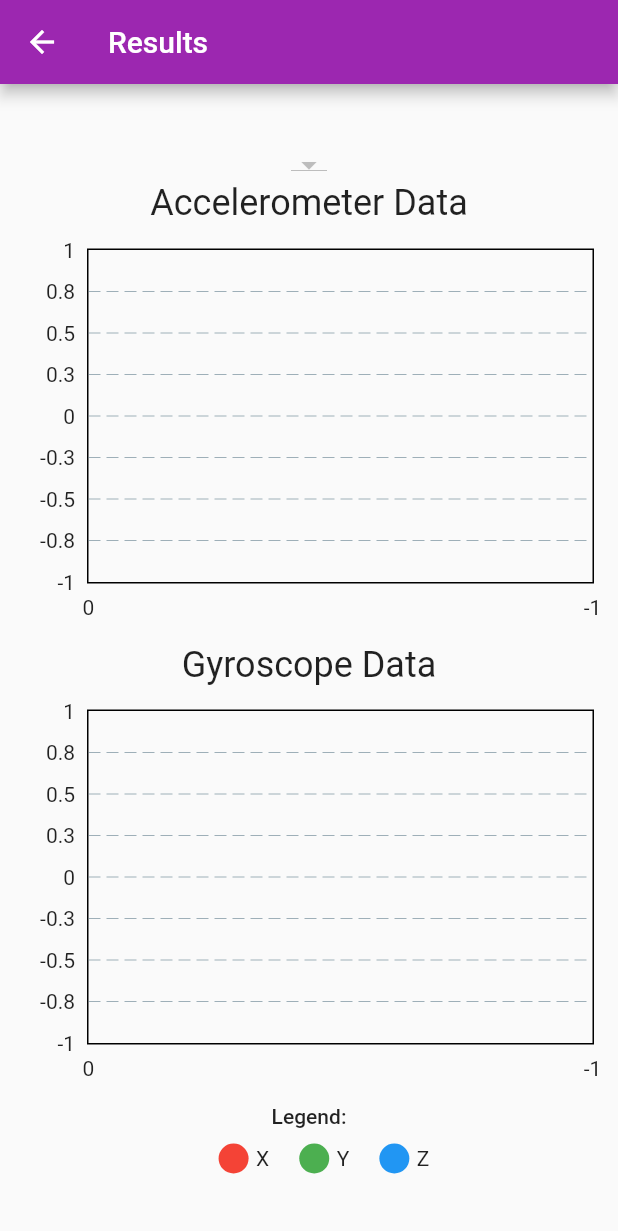
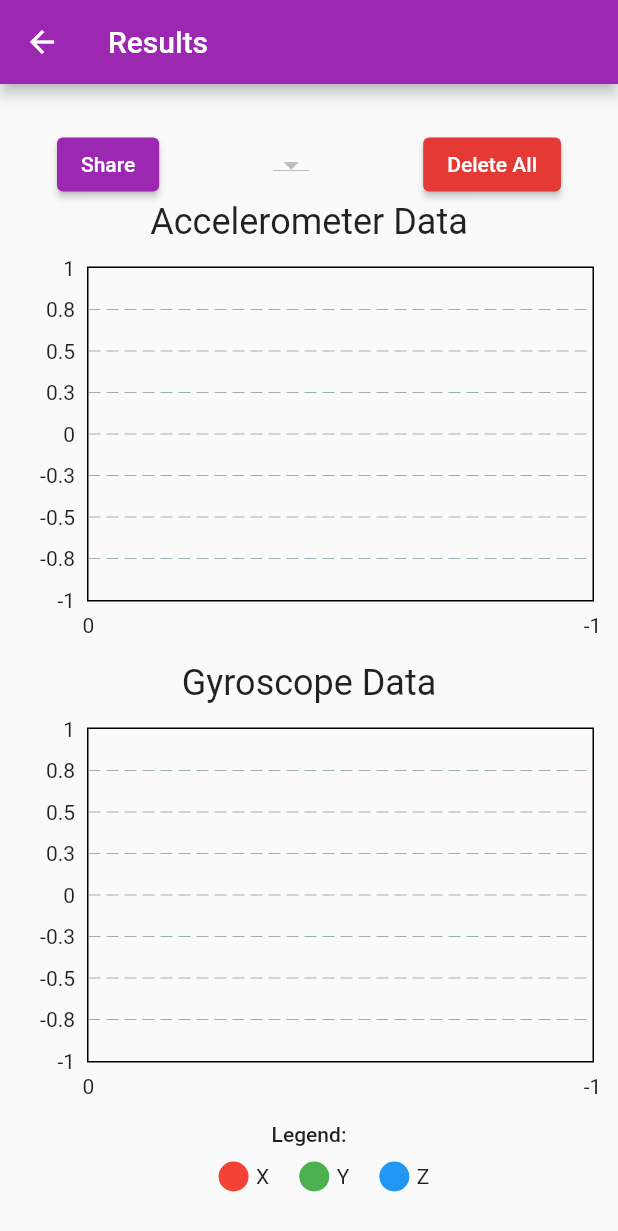
Before and after one commit to jacbn/yawning-detection, a Flutter app: the screen it shows after launch, after a tap on "View Results", on a phone screen of 412 x 824 dp. Shown: the top 1231 px of the screen. Run offline on Flutter 3.47's test engine with Material 2 defaults, Android fonts, the light colour scheme and no system bars; drawn by our look-alikes of fl_chart; our stand-ins replace permission_handler, share_plus; missing offline and left inert: esense_flutter.

Commit message:
visualiser, timestamping, file names, share/delete

```diff
--- /dev/null
+++ b/yeimu/lib/io/sensor_data_file.dart
@@ -0,0 +1,49 @@
+import 'dart:io';
+
+import 'package:yeimu/structure/sensor_reading.dart';
+
+import '../structure/timestamps.dart';
+import '../versioning/version.dart';
+
+class SensorDataFile {
+  final String filename;
+  final int version;
+  final List<SensorReading> data;
+  final List<Timestamp> timestamps;
+
+  SensorDataFile(this.filename, this.version, this.data, this.timestamps);
+
+  factory SensorDataFile.from(String filename, String fileContents) {
+    final List<String> lines = fileContents.split('\n');
+    int version = int.parse(lines[0]);
+    // TODO: lines[1] currently reserved for splitting one session into multiple files
+    final List<Timestamp> timestamps = [];
+    int numTimestamps = int.parse(lines[2]);
+    for (int i = 3; i < 3 + numTimestamps; i++) {
+      List<String> split = lines[i].split(' ');
+      timestamps.add(Timestamp.fromEventName(int.parse(split[0]), split[1]));
+    }
+    final List<SensorReading> data = [];
+    for (int i = 3 + numTimestamps; i < lines.length; i++) {
+      if (lines[i].isNotEmpty) {
+        data.add(SensorReading.fromString(lines[i]));
+      }
+    }
+
+    return SensorDataFile(filename, version, data, timestamps);
+  }
+
+  static Future<bool> save(
+    File file,
+    List<Timestamp> timestamps,
+    List<SensorReading> data,
+  ) async {
+    // first line is version, second is reserved, third is number of timestamps, then timestamps, then data
+    file.writeAsString('${Version.version}\n'
+        '\n'
+        '${timestamps.length}\n'
+        '${timestamps.map((t) => t.toString()).join('\n')}\n'
+        '${data.join('\n')}');
+    return true;
+  }
+}
--- a/yeimu/lib/main.dart
+++ b/yeimu/lib/main.dart
@@ -6,6 +6,7 @@ import 'package:permission_handler/permission_handler.dart';
 import 'package:yeimu/io/io_manager.dart';
 import 'package:yeimu/results.dart';
 import 'package:yeimu/structure/sensor_reading.dart';
+import 'package:yeimu/structure/timestamps.dart';
 
 void main() {
   runApp(const MyApp());
@@ -36,6 +37,8 @@ class MainPage extends StatefulWidget {
 
 class _MainPageState extends State<MainPage> {
   String _eSenseId = 'eSense-0662';
+  String _recordingName = '';
+  TimestampType _timestampType = TimestampType.yawn;
   late ESenseManager eSenseManager;
   late StreamSubscription connectionEvents;
   late StreamSubscription sensorEvents;
@@ -48,6 +51,7 @@ class _MainPageState extends State<MainPage> {
   String _eventsText = '';
   String _connectButtonText = 'Connect';
   final List<SensorReading> _sensorReadings = [];
+  final List<Timestamp> _timestamps = [];
 
   _MainPageState() {
     eSenseManager = ESenseManager(_eSenseId);
@@ -144,22 +148,41 @@ class _MainPageState extends State<MainPage> {
 
     setState(() {
       _isCollecting = !_isCollecting;
-      if (_isCollecting) {
+    });
+    if (_isCollecting) {
+      setState(() {
         eSenseManager.setSamplingRate(_sampleRate);
         _printEvent("Sampling rate set to $_sampleRate Hz");
 
         // add new listener to sensor event stream, with a function to add any new reading to _sensorReadings
         sensorEvents = eSenseManager.sensorEvents.listen((event) {
           _printEvent('Sensor event: $event');
-          _sensorReadings.add(SensorReading(event.accel, event.gyro));
+          _sensorReadings.add(SensorReading(event.accel ?? [], event.gyro ?? []));
         });
+
+        _sensorReadings.clear();
+        _timestamps.clear();
         _recordIcon = const Icon(Icons.save);
-      } else {
-        sensorEvents.cancel();
-        IOManager.saveData(SensorReading.sensorReadingsToString(_sensorReadings));
+      });
+    } else {
+      sensorEvents.cancel();
+      //must be outside of setState
+      await IOManager.saveData(
+          (_recordingName.isEmpty) ? null : _recordingName.trim(), _sensorReadings, _timestamps);
+      setState(() {
         _recordIcon = const Icon(Icons.play_arrow);
-      }
-    });
+        _sensorReadings.clear();
+        _timestamps.clear();
+      });
+    }
+  }
+
+  void addTimestamp() {
+    if (_isCollecting) {
+      setState(() {
+        _timestamps.add(Timestamp(_sensorReadings.length, _timestampType));
+      });
+    }
   }
 
   @override
@@ -168,7 +191,7 @@ class _MainPageState extends State<MainPage> {
       appBar: AppBar(
         title: Text(widget.title),
       ),
-      body: Center(
+      body: SingleChildScrollView(
         child: Column(
           mainAxisAlignment: MainAxisAlignment.start,
           children: <Widget>[
@@ -204,6 +227,7 @@ class _MainPageState extends State<MainPage> {
               mainAxisSpacing: 30,
               childAspectRatio: 2.8,
               shrinkWrap: true,
+              physics: const NeverScrollableScrollPhysics(),
               padding: const EdgeInsets.all(10),
               children: [
                 SizedBox(
@@ -240,8 +264,15 @@ class _MainPageState extends State<MainPage> {
                   style: ButtonStyle(
                       backgroundColor: MaterialStateProperty.all(Theme.of(context).primaryColor)),
                   onPressed: () {
-                    Navigator.push(context,
-                        MaterialPageRoute(builder: (context) => Results(data: _sensorReadings)));
+                    Navigator.push(
+                      context,
+                      MaterialPageRoute(
+                        builder: (context) => Results(
+                          data: _sensorReadings,
+                          timestamps: _timestamps,
+                        ),
+                      ),
+                    );
                   },
                   child: const Text("View Results", style: TextStyle(color: Colors.white)),
                 ),
@@ -252,6 +283,7 @@ class _MainPageState extends State<MainPage> {
                   onPressed: () {
                     setState(() {
                       _sensorReadings.clear();
+                      _timestamps.clear();
                       _eventsText = '';
                     });
                   },
@@ -276,6 +308,54 @@ class _MainPageState extends State<MainPage> {
                     ),
                   ),
                 ),
+              ),
+            ),
+            const Text("Timestamp:"),
+            Row(
+              mainAxisAlignment: MainAxisAlignment.center,
+              children: [
+                // timestamp dropdown menu
+                DropdownButton<String>(
+                  value: _timestampType.string,
+                  items: TimestampType.values
+                      .map((type) => DropdownMenuItem<String>(
+                            value: type.string,
+                            // title case the string for display
+                            child: Text(type.string
+                                .replaceRange(0, 1, type.string.substring(0, 1).toUpperCase())),
+                          ))
+                      .toList(),
+                  onChanged: (value) => setState(() {
+                    _timestampType = Timestamp.eventFromString(value ?? TimestampType.other.string);
+                  }),
+                ),
+                const SizedBox(width: 10),
+                // add timestamp button
+                ElevatedButton(
+                  style: ButtonStyle(
+                      backgroundColor: MaterialStateProperty.all(Theme.of(context).primaryColor)),
+                  onPressed: () {
+                    addTimestamp();
+                  },
+                  child: const Text("Add", style: TextStyle(color: Colors.white)),
+                ),
+              ],
+            ),
+            const SizedBox(height: 30),
+            Padding(
+              padding: const EdgeInsets.only(left: 100, right: 100, top: 20),
+              child: TextFormField(
+                initialValue: _recordingName,
+                decoration: const InputDecoration(
+                    border: OutlineInputBorder(),
+                    labelText: 'Recording Name',
+                    isDense: true,
+                    contentPadding: EdgeInsets.all(16.0)),
+                onChanged: (text) {
+                  setState(() {
+                    _recordingName = text;
+                  });
+                },
               ),
             ),
           ],
--- a/yeimu/lib/results.dart
+++ b/yeimu/lib/results.dart
@@ -2,14 +2,17 @@ import 'dart:async';
 import 'dart:math';
 import 'package:fl_chart/fl_chart.dart';
 import 'package:flutter/material.dart';
-import 'package:collection/collection.dart';
+import 'package:share_plus/share_plus.dart';
+import 'package:yeimu/io/sensor_data_file.dart';
 
 import 'io/io_manager.dart';
 import 'structure/sensor_reading.dart';
+import 'structure/timestamps.dart';
 
 class Results extends StatefulWidget {
-  Results({super.key, required this.data});
-  List<SensorReading> data;
+  const Results({super.key, required this.data, required this.timestamps});
+  final List<SensorReading> data;
+  final List<Timestamp> timestamps;
 
   @override
   State<Results> createState() => _ResultsState();
@@ -18,20 +21,59 @@ class Results extends StatefulWidget {
 class _ResultsState extends State<Results> {
   List<Color> axisColors = [Colors.red, Colors.green, Colors.blue];
   String? dropdownValue;
+  List<VerticalRangeAnnotation> _timestampAnnotations = [];
 
   Future<List<DropdownMenuItem<String>>> getSavedData() async {
-    List<String> files = await IOManager.listCompatibleFiles();
+    List<String> files = await IOManager.listCompatibleFilenames();
     return files
         .map((String file) => DropdownMenuItem<String>(value: file, child: Text(file)))
         .toList();
   }
 
-  void updateCurrentFile(newFile) async {
-    String data = await IOManager.loadData(newFile);
+  void updateCurrentFile(String newFile) async {
+    SensorDataFile file = await IOManager.loadData(newFile);
+
     setState(() {
       dropdownValue = newFile;
-      widget.data = SensorReading.stringToSensorReadings(data);
+      widget.data.clear();
+      widget.data.addAll(file.data);
+      widget.timestamps.clear();
+      widget.timestamps.addAll(file.timestamps);
+
+      _timestampAnnotations = file.timestamps
+          .map((t) => VerticalRangeAnnotation(
+                x1: max(0, t.time.toDouble() - file.data.length / 200),
+                x2: min(widget.data.length - 1, t.time.toDouble() + file.data.length / 200),
+                color: Colors.black.withOpacity(0.8),
+              ))
+          .toList();
     });
+  }
+
+  void _confirmDeleteAllFiles() {
+    // confirm dialog
+    showDialog(
+      context: context,
+      builder: (BuildContext context) {
+        return AlertDialog(
+          title: const Text('Delete all files?'),
+          content: const Text('This cannot be undone.'),
+          actions: <Widget>[
+            TextButton(
+              onPressed: () => Navigator.of(context).pop(),
+              child: const Text('Cancel'),
+            ),
+            TextButton(
+              onPressed: () {
+                IOManager.deleteAllFiles();
+                Navigator.of(context).pop();
+              },
+              child: const Text('Delete'),
+            ),
+          ],
+        );
+      },
+    );
   }
 
   @override
@@ -43,6 +85,17 @@ class _ResultsState extends State<Results> {
       body: Column(
         mainAxisAlignment: MainAxisAlignment.center,
         children: [
+          Row(
+            mainAxisAlignment: MainAxisAlignment.spaceAround,
+            children: [
+              ElevatedButton(
+                style: ButtonStyle(
+                    backgroundColor: MaterialStateProperty.all(Theme.of(context).primaryColor)),
+                onPressed: () {
+                  IOManager.shareAllFiles();
+                },
+                child: const Text("Share", style: TextStyle(color: Colors.white)),
+              ),
               FutureBuilder(
                 future: getSavedData(),
                 builder: (BuildContext context, AsyncSnapshot snapshot) {
@@ -50,14 +103,28 @@ class _ResultsState extends State<Results> {
                     return DropdownButton(
                       value: dropdownValue,
                       items: snapshot.data,
-                    onChanged: updateCurrentFile,
+                      onChanged: (String? s) {
+                        if (s != null) {
+                          updateCurrentFile(s);
+                        }
+                      },
                     );
                   } else if (snapshot.hasError) {
                     return Text('Error: ${snapshot.error}');
                   } else {
                     return const CircularProgressIndicator();
                   }
-              }),
+                },
+              ),
+              ElevatedButton(
+                style: ButtonStyle(backgroundColor: MaterialStateProperty.all(Colors.red[600])),
+                onPressed: () {
+                  _confirmDeleteAllFiles();
+                },
+                child: const Text("Delete All", style: TextStyle(color: Colors.white)),
+              ),
+            ],
+          ),
           Text('Accelerometer Data', style: Theme.of(context).textTheme.headline5),
           Padding(
             padding: const EdgeInsets.only(left: 0, top: 8, right: 8, bottom: 2),
@@ -136,26 +203,28 @@ class _ResultsState extends State<Results> {
   }
 
   LineChartData accelData(List<SensorReading> allData) {
-    List<LineChartBarData> gyroAxisReadings = getIMUReadings(allData, (v) => v.accel);
-    return makeLineChartData(gyroAxisReadings, allData.length);
+    List<LineChartBarData> accelAxisReadings = getIMUReadings(allData, (v) => v.accel);
+    return makeLineChartData(accelAxisReadings, allData.length);
   }
 
   List<LineChartBarData> getIMUReadings(List<SensorReading> allData, Function sensorReadingToAxes) {
     // for each IMU field, for each axis (x, y, z), map allData to the list of values for that axis
-    List<LineChartBarData> gyroAxisReadings = axisColors
-        .mapIndexed(
-          (chartId, col) => LineChartBarData(
-            spots: allData
-                .mapIndexed(
-                    (i, v) => FlSpot(i.toDouble(), sensorReadingToAxes(v)![chartId].toDouble()))
-                .toList(),
+    List<LineChartBarData> axisReadings = [];
+    for (int axis = 0; axis < axisColors.length; axis++) {
+      List<FlSpot> values = [];
+      for (int i = 0; i < allData.length; i++) {
+        List<int> sensorReading = sensorReadingToAxes(allData[i]);
+        values.add(FlSpot(i.toDouble(), sensorReading[axis].toDouble()));
+      }
+      LineChartBarData reading = LineChartBarData(
+        spots: values,
         isCurved: true,
         isStrokeCapRound: true,
-            color: col,
-          ),
-        )
-        .toList();
-    return gyroAxisReadings;
+        color: axisColors[axis],
+      );
+      axisReadings.add(reading);
+    }
+    return axisReadings;
   }
 
   LineChartData makeLineChartData(List<LineChartBarData> data, int numPoints) {
@@ -194,6 +263,15 @@ class _ResultsState extends State<Results> {
           ),
         ),
       ),
+      rangeAnnotations: RangeAnnotations(
+        verticalRangeAnnotations: [
+          VerticalRangeAnnotation(
+            x1: 0,
+            x2: numPoints - 1.0,
+            color: Colors.grey.withOpacity(0.1),
+          ),
+        ].followedBy(_timestampAnnotations).toList(),
+      ),
     );
   }
 }
--- a/yeimu/lib/structure/file_metadata.dart
+++ /dev/null
@@ -1,6 +0,0 @@
-class FileMetadata {
-  final int version;
-  final int numFiles;
-
-  FileMetadata(this.version, this.numFiles);
-}
--- /dev/null
+++ b/yeimu/lib/structure/timestamps.dart
@@ -0,0 +1,38 @@
+enum TimestampType {
+  yawn,
+  other,
+}
+
+class Timestamp {
+  int time;
+  TimestampType type;
+
+  Timestamp(this.time, this.type);
+  Timestamp.fromEventName(this.time, String eventName) : type = eventFromString(eventName);
+
+  @override
+  String toString() {
+    return '$time ${type.string}';
+  }
+
+  // can't add functions to an enum with extensions so this must be in the Timestamp class instead
+  static TimestampType eventFromString(String s) {
+    switch (s) {
+      case 'yawn':
+        return TimestampType.yawn;
+      default:
+        return TimestampType.other;
+    }
+  }
+}
+
+extension StringOps on TimestampType {
+  String get string {
+    switch (this) {
+      case TimestampType.yawn:
+        return 'yawn';
+      case TimestampType.other:
+        return 'other';
+    }
+  }
+}
--- a/yeimu/lib/versioning/version.dart
+++ b/yeimu/lib/versioning/version.dart
@@ -1,4 +1,4 @@
 class Version {
-  static int version = 1; // update when any change to saved file structure occurs
-  static int lowestCompatibleVersion = 1; // update when file format becomes incompatible
+  static int version = 3; // update when any change to saved file structure occurs
+  static int lowestCompatibleVersion = 3; // update when file format becomes incompatible
 }
--- a/yeimu/pubspec.yaml
+++ b/yeimu/pubspec.yaml
@@ -39,6 +39,7 @@ dependencies:
   fl_chart: ^0.55.2
   collection: ^1.16.0
   path_provider: ^2.0.11
+  share_plus: ^6.2.0
 
 dev_dependencies:
   flutter_test:
```
Also changed, not shown: yeimu/lib/io/io_manager.dart (+40 -39 lines), yeimu/lib/structure/sensor_reading.dart (+27 -24 lines), 5 other files. Lines whose indentation alone changed are shown as unchanged.
